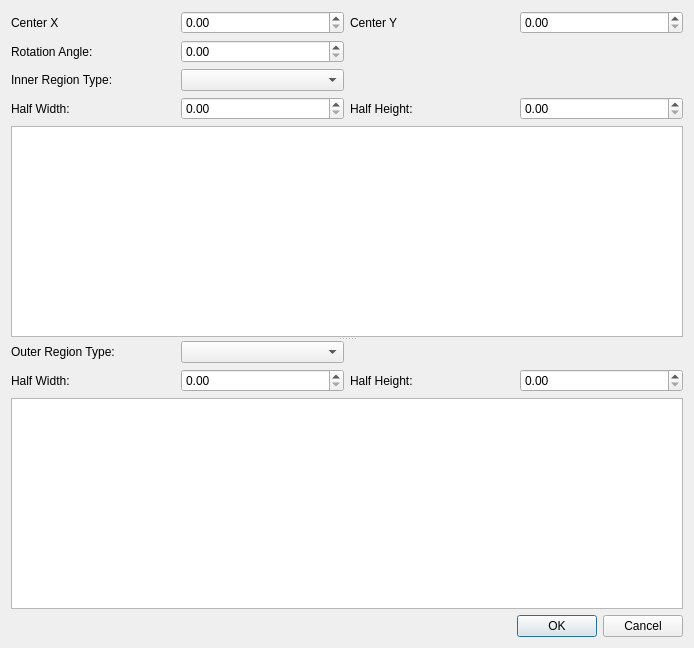
First picture: the form in source/qxrdroieditordialog.ui, repository guyjennings/qxrd, before the edit.
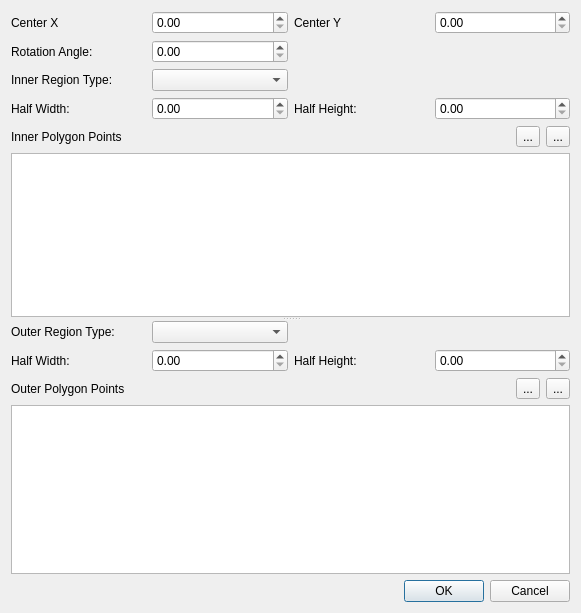
Second picture: the form after the edit. Icons and pictures are not drawn.

Commit message: Implement ROI editor dialog

The edit to the form file:
```diff
--- a/source/qxrdroieditordialog.ui
+++ b/source/qxrdroieditordialog.ui
@@ -6,125 +6,229 @@
    <rect>
     <x>0</x>
     <y>0</y>
-    <width>694</width>
-    <height>648</height>
+    <width>581</width>
+    <height>613</height>
    </rect>
   </property>
   <property name="windowTitle">
    <string>Dialog</string>
   </property>
   <layout class="QGridLayout" name="gridLayout_3">
-   <item row="1" column="0">
-    <widget class="QLabel" name="label_10">
-     <property name="text">
-      <string>Rotation Angle:</string>
-     </property>
-    </widget>
-   </item>
-   <item row="0" column="1">
-    <widget class="QDoubleSpinBox" name="m_CenterX"/>
-   </item>
-   <item row="0" column="0">
-    <widget class="QLabel" name="label">
-     <property name="text">
-      <string>Center X</string>
-     </property>
-    </widget>
-   </item>
-   <item row="1" column="1">
-    <widget class="QDoubleSpinBox" name="m_Rotation"/>
-   </item>
    <item row="2" column="0" colspan="4">
     <widget class="QSplitter" name="splitter">
      <property name="orientation">
       <enum>Qt::Vertical</enum>
      </property>
-     <widget class="QWidget" name="">
+     <widget class="QWidget" name="layoutWidget">
       <layout class="QGridLayout" name="gridLayout_2">
-       <item row="0" column="0">
+       <item row="2" column="1">
+        <widget class="QComboBox" name="m_InnerType"/>
+       </item>
+       <item row="3" column="2">
+        <widget class="QLabel" name="m_InnerHeightLabel">
+         <property name="text">
+          <string>Half Height:</string>
+         </property>
+        </widget>
+       </item>
+       <item row="2" column="0">
         <widget class="QLabel" name="label_4">
          <property name="text">
           <string>Inner Region Type:</string>
          </property>
         </widget>
        </item>
-       <item row="0" column="1">
-        <widget class="QComboBox" name="m_InnerType"/>
-       </item>
-       <item row="1" column="0">
-        <widget class="QLabel" name="label_6">
-         <property name="text">
-          <string>Half Width:</string>
-         </property>
-        </widget>
-       </item>
-       <item row="1" column="1">
-        <widget class="QDoubleSpinBox" name="m_InnerWidth"/>
-       </item>
-       <item row="1" column="2">
-        <widget class="QLabel" name="label_8">
-         <property name="text">
-          <string>Half Height:</string>
-         </property>
-        </widget>
-       </item>
-       <item row="1" column="3">
+       <item row="3" column="3">
         <widget class="QDoubleSpinBox" name="m_InnerHeight"/>
        </item>
-       <item row="2" column="0" colspan="4">
+       <item row="3" column="1">
+        <widget class="QDoubleSpinBox" name="m_InnerWidth"/>
+       </item>
+       <item row="4" column="0" colspan="4">
+        <layout class="QHBoxLayout" name="horizontalLayout">
+         <item>
+          <widget class="QLabel" name="m_InnerPolygonLabel">
+           <property name="text">
+            <string>Inner Polygon Points</string>
+           </property>
+          </widget>
+         </item>
+         <item>
+          <spacer name="horizontalSpacer">
+           <property name="orientation">
+            <enum>Qt::Horizontal</enum>
+           </property>
+           <property name="sizeHint" stdset="0">
+            <size>
+             <width>208</width>
+             <height>20</height>
+            </size>
+           </property>
+          </spacer>
+         </item>
+         <item>
+          <widget class="QToolButton" name="m_InnerAddPoint">
+           <property name="toolTip">
+            <string>Add polygon vertex</string>
+           </property>
+           <property name="text">
+            <string>...</string>
+           </property>
+           <property name="icon">
+            <iconset resource="qxrdresources.qrc">
+             <normaloff>:/images/list-add.png</normaloff>:/images/list-add.png</iconset>
+           </property>
+          </widget>
+         </item>
+         <item>
+          <widget class="QToolButton" name="m_InnerDelPoint">
+           <property name="toolTip">
+            <string>Delete polygon vertex</string>
+           </property>
+           <property name="text">
+            <string>...</string>
+           </property>
+           <property name="icon">
+            <iconset resource="qxrdresources.qrc">
+             <normaloff>:/images/list-remove.png</normaloff>:/images/list-remove.png</iconset>
+           </property>
+          </widget>
+         </item>
+        </layout>
+       </item>
+       <item row="1" column="1">
+        <widget class="QDoubleSpinBox" name="m_Rotation"/>
+       </item>
+       <item row="5" column="0" colspan="4">
         <widget class="QTableView" name="m_InnerPolygon"/>
        </item>
+       <item row="3" column="0">
+        <widget class="QLabel" name="m_InnerWidthLabel">
+         <property name="text">
+          <string>Half Width:</string>
+         </property>
+        </widget>
+       </item>
+       <item row="1" column="0">
+        <widget class="QLabel" name="label_10">
+         <property name="text">
+          <string>Rotation Angle:</string>
+         </property>
+        </widget>
+       </item>
+       <item row="0" column="0">
+        <widget class="QLabel" name="label">
+         <property name="text">
+          <string>Center X</string>
+         </property>
+        </widget>
+       </item>
+       <item row="0" column="1">
+        <widget class="QDoubleSpinBox" name="m_CenterX"/>
+       </item>
+       <item row="0" column="2">
+        <widget class="QLabel" name="label_2">
+         <property name="text">
+          <string>Center Y</string>
+         </property>
+        </widget>
+       </item>
+       <item row="0" column="3">
+        <widget class="QDoubleSpinBox" name="m_CenterY"/>
+       </item>
       </layout>
      </widget>
-     <widget class="QWidget" name="">
+     <widget class="QWidget" name="layoutWidget">
       <layout class="QGridLayout" name="gridLayout">
-       <item row="0" column="0">
-        <widget class="QLabel" name="label_5">
-         <property name="text">
-          <string>Outer Region Type:</string>
-         </property>
-        </widget>
-       </item>
-       <item row="0" column="1">
-        <widget class="QComboBox" name="m_OuterType"/>
-       </item>
-       <item row="1" column="0">
-        <widget class="QLabel" name="label_7">
-         <property name="text">
-          <string>Half Width:</string>
-         </property>
-        </widget>
-       </item>
        <item row="1" column="1">
         <widget class="QDoubleSpinBox" name="m_OuterWidth"/>
        </item>
-       <item row="1" column="2">
-        <widget class="QLabel" name="label_9">
-         <property name="text">
-          <string>Half Height:</string>
-         </property>
-        </widget>
-       </item>
        <item row="1" column="3">
         <widget class="QDoubleSpinBox" name="m_OuterHeight"/>
        </item>
-       <item row="2" column="0" colspan="4">
+       <item row="0" column="0">
+        <widget class="QLabel" name="label_5">
+         <property name="text">
+          <string>Outer Region Type:</string>
+         </property>
+        </widget>
+       </item>
+       <item row="1" column="0">
+        <widget class="QLabel" name="m_OuterWidthLabel">
+         <property name="text">
+          <string>Half Width:</string>
+         </property>
+        </widget>
+       </item>
+       <item row="3" column="0" colspan="4">
         <widget class="QTableView" name="m_OuterPolygon"/>
        </item>
+       <item row="0" column="1">
+        <widget class="QComboBox" name="m_OuterType"/>
+       </item>
+       <item row="1" column="2">
+        <widget class="QLabel" name="m_OuterHeightLabel">
+         <property name="text">
+          <string>Half Height:</string>
+         </property>
+        </widget>
+       </item>
+       <item row="2" column="0" colspan="4">
+        <layout class="QHBoxLayout" name="horizontalLayout_2">
+         <item>
+          <widget class="QLabel" name="m_OuterPolygonLabel">
+           <property name="text">
+            <string>Outer Polygon Points</string>
+           </property>
+          </widget>
+         </item>
+         <item>
+          <spacer name="horizontalSpacer_2">
+           <property name="orientation">
+            <enum>Qt::Horizontal</enum>
+           </property>
+           <property name="sizeHint" stdset="0">
+            <size>
+             <width>208</width>
+             <height>20</height>
+            </size>
+           </property>
+          </spacer>
+         </item>
+         <item>
+          <widget class="QToolButton" name="m_OuterAddPoint">
+           <property name="toolTip">
+            <string>Add polygon vertex</string>
+           </property>
+           <property name="text">
+            <string>...</string>
+           </property>
+           <property name="icon">
+            <iconset resource="qxrdresources.qrc">
+             <normaloff>:/images/list-add.png</normaloff>:/images/list-add.png</iconset>
+           </property>
+          </widget>
+         </item>
+         <item>
+          <widget class="QToolButton" name="m_OuterDelPoint">
+           <property name="toolTip">
+            <string>Delete polygon vertex</string>
+           </property>
+           <property name="text">
+            <string>...</string>
+           </property>
+           <property name="icon">
+            <iconset resource="qxrdresources.qrc">
+             <normaloff>:/images/list-remove.png</normaloff>:/images/list-remove.png</iconset>
+           </property>
+          </widget>
+         </item>
+        </layout>
+       </item>
       </layout>
      </widget>
     </widget>
    </item>
-   <item row="0" column="3">
-    <widget class="QDoubleSpinBox" name="m_CenterY"/>
-   </item>
-   <item row="0" column="2">
-    <widget class="QLabel" name="label_2">
-     <property name="text">
-      <string>Center Y</string>
-     </property>
-    </widget>
-   </item>
    <item row="3" column="0" colspan="4">
     <widget class="QDialogButtonBox" name="buttonBox">
      <property name="orientation">
```
Left out of the diff: 4 changed lines with no effect on the pictures. The commit also changes 7 other files.
